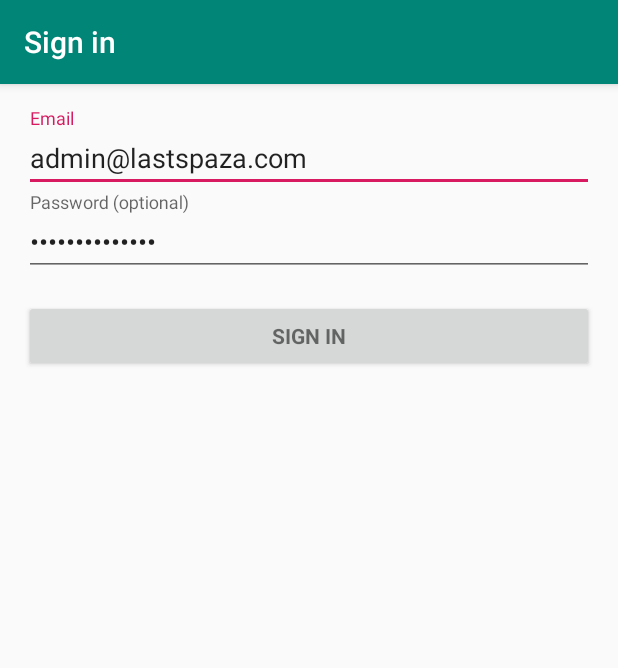
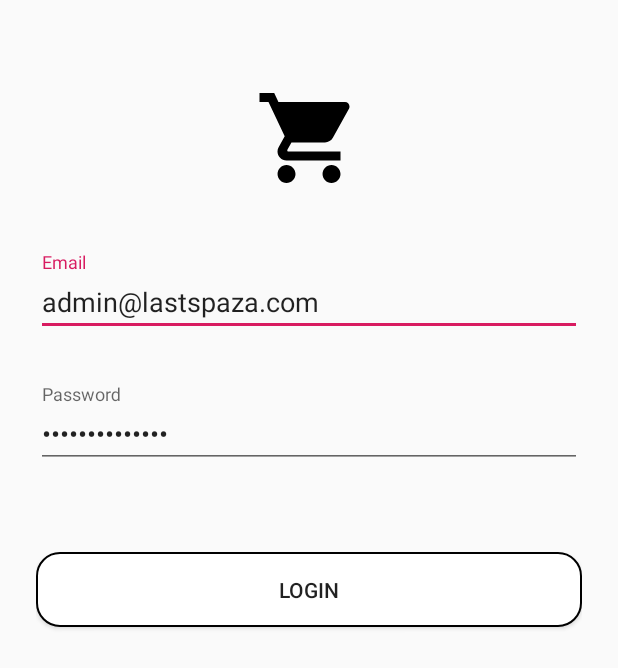
Before and after one commit to Mafisalawrence/LastMySpaza, an Android app: the screen it shows after launch (LoginActivity), on a phone screen of 412 x 824 dp. Shown: the top 668 px of the screen. Run offline under Robolectric (Android 15) with nearby library versions, the phone set to English and light mode, and no system bars; our stand-ins replace Firebase (no records; nobody signed in at launch, a user with empty details on screens opened directly).

Commit message:
Login layout and manager account logic

```diff
--- /dev/null
+++ b/app/src/main/java/com/example/lastmyspaza/Shared/Enums/Roles.java
@@ -0,0 +1,6 @@
+package com.example.lastmyspaza.Shared.Enums;
+
+public enum Roles {
+    Admin,
+    Manager
+}
--- /dev/null
+++ b/app/src/main/res/drawable/button_background.xml
@@ -0,0 +1,15 @@
+<?xml version="1.0" encoding="utf-8"?>
+<!--  res/drawable/rounded_edittext.xml -->
+<shape xmlns:android="http://schemas.android.com/apk/res/android"
+    android:shape="rectangle"
+    android:padding="10dp">
+
+    <solid android:color="#FFFFFF"/>
+    <corners
+        android:bottomRightRadius="15dp"
+        android:bottomLeftRadius="15dp"
+        android:topLeftRadius="15dp"
+        android:topRightRadius="15dp"/>
+
+    <stroke android:width="2px" android:color="#000"/>
+</shape>
--- /dev/null
+++ b/app/src/main/res/drawable/ic_shopping_cart_black_24dp.xml
@@ -0,0 +1,9 @@
+<vector xmlns:android="http://schemas.android.com/apk/res/android"
+        android:width="24dp"
+        android:height="24dp"
+        android:viewportWidth="24.0"
+        android:viewportHeight="24.0">
+    <path
+        android:fillColor="#FF000000"
+        android:pathData="M7,18c-1.1,0 -1.99,0.9 -1.99,2S5.9,22 7,22s2,-0.9 2,-2 -0.9,-2 -2,-2zM1,2v2h2l3.6,7.59 -1.35,2.45c-0.16,0.28 -0.25,0.61 -0.25,0.96 0,1.1 0.9,2 2,2h12v-2L7.42,15c-0.14,0 -0.25,-0.11 -0.25,-0.25l0.03,-0.12 0.9,-1.63h7.45c0.75,0 1.41,-0.41 1.75,-1.03l3.58,-6.49c0.08,-0.14 0.12,-0.31 0.12,-0.48 0,-0.55 -0.45,-1 -1,-1L5.21,4l-0.94,-2L1,2zM17,18c-1.1,0 -1.99,0.9 -1.99,2s0.89,2 1.99,2 2,-0.9 2,-2 -0.9,-2 -2,-2z"/>
+</vector>
--- a/app/src/main/res/layout/activity_login.xml
+++ b/app/src/main/res/layout/activity_login.xml
@@ -1,63 +1,69 @@
 <?xml version="1.0" encoding="utf-8"?>
-<LinearLayout xmlns:android="http://schemas.android.com/apk/res/android"
-    xmlns:tools="http://schemas.android.com/tools"
-    android:layout_width="match_parent"
-    android:layout_height="match_parent"
-    android:gravity="center_horizontal"
-    android:orientation="vertical"
-    android:paddingLeft="@dimen/activity_horizontal_margin"
-    android:paddingTop="@dimen/activity_vertical_margin"
-    android:paddingRight="@dimen/activity_horizontal_margin"
-    android:paddingBottom="@dimen/activity_vertical_margin"
-    tools:context=".Shared.LoginActivity">
+<ScrollView xmlns:android="http://schemas.android.com/apk/res/android"
+    android:layout_width="fill_parent"
+    android:layout_height="fill_parent"
+    android:fitsSystemWindows="true">
 
-        <LinearLayout
-            android:id="@+id/email_login_form"
+    <LinearLayout
+        android:orientation="vertical"
+        android:layout_width="match_parent"
+        android:layout_height="wrap_content"
+        android:paddingTop="56dp"
+        android:paddingLeft="24dp"
+        android:paddingRight="24dp">
+
+        <android.support.v7.widget.AppCompatTextView
+            android:background="@drawable/ic_shopping_cart_black_24dp"
+            android:layout_width="72dp"
+            android:layout_height="72dp"
+            android:layout_marginBottom="24dp"
+            android:layout_gravity="center_horizontal" />
+
+        <!--  Email Label -->
+        <android.support.design.widget.TextInputLayout
             android:layout_width="match_parent"
             android:layout_height="wrap_content"
-            android:orientation="vertical">
+            android:layout_marginTop="16dp"
+            android:layout_marginBottom="16dp">
 
-            <android.support.design.widget.TextInputLayout
-                android:layout_width="match_parent"
-                android:layout_height="wrap_content">
-
-                <AutoCompleteTextView
-                    android:id="@+id/email"
-                    android:layout_width="match_parent"
-                    android:layout_height="wrap_content"
-                    android:hint="@string/prompt_email"
-                    android:inputType="textEmailAddress"
-                    android:maxLines="1"
-                    android:singleLine="true" />
-
-            </android.support.design.widget.TextInputLayout>
-
-            <android.support.design.widget.TextInputLayout
-                android:layout_width="match_parent"
-                android:layout_height="wrap_content">
-
-                <EditText
-                    android:id="@+id/password"
-                    android:layout_width="match_parent"
-                    android:layout_height="wrap_content"
-                    android:hint="@string/prompt_password"
-                    android:imeActionId="6"
-                    android:imeActionLabel="@string/action_sign_in_short"
-                    android:imeOptions="actionUnspecified"
-                    android:inputType="textPassword"
-                    android:maxLines="1"
-                    android:singleLine="true" />
-
-            </android.support.design.widget.TextInputLayout>
-
-            <Button
-                android:id="@+id/email_sign_in_button"
-                style="?android:textAppearanceSmall"
+            <EditText android:id="@+id/email"
                 android:layout_width="match_parent"
                 android:layout_height="wrap_content"
-                android:layout_marginTop="16dp"
-                android:text="@string/action_sign_in"
-                android:textStyle="bold" />
+                android:inputType="textEmailAddress"
+                android:hint="Email" />
+        </android.support.design.widget.TextInputLayout>
 
-        </LinearLayout>
-</LinearLayout>
+        <!--  Password Label -->
+        <android.support.design.widget.TextInputLayout
+            android:layout_width="match_parent"
+            android:layout_height="wrap_content"
+            android:layout_marginTop="16dp"
+            android:layout_marginBottom="16dp">
+
+            <EditText android:id="@+id/password"
+                android:layout_width="match_parent"
+                android:layout_height="wrap_content"
+                android:inputType="textPassword"
+                android:hint="Password"/>
+        </android.support.design.widget.TextInputLayout>
+
+        <android.support.v7.widget.AppCompatButton
+            android:id="@+id/email_sign_in_button"
+            android:layout_width="fill_parent"
+            android:layout_height="wrap_content"
+            android:layout_marginTop="40dp"
+            android:layout_marginBottom="24dp"
+            android:padding="15dp"
+            android:text="Login"
+            android:background="@drawable/button_background"/>
+
+        <!--<TextView android:id="@+id/link_signup"-->
+            <!--android:layout_width="fill_parent"-->
+            <!--android:layout_height="wrap_content"-->
+            <!--android:layout_marginBottom="24dp"-->
+            <!--android:text="No account yet? Create one"-->
+            <!--android:gravity="center"-->
+            <!--android:textSize="16dip"/>-->
+
+    </LinearLayout>
+</ScrollView>
--- a/app/src/main/res/values/styles.xml
+++ b/app/src/main/res/values/styles.xml
@@ -1,7 +1,7 @@
 <resources>
 
     <!-- Base application theme. -->
-    <style name="AppTheme" parent="Theme.AppCompat.Light.DarkActionBar">
+    <style name="AppTheme" parent="Theme.AppCompat.Light.NoActionBar">
         <!-- Customize your theme here. -->
         <item name="colorPrimary">@color/colorPrimary</item>
         <item name="colorPrimaryDark">@color/colorPrimaryDark</item>
```
Also changed, not shown: app/src/main/java/com/example/lastmyspaza/Shared/Fragments/AccountFragment.java (+6 -5 lines), app/src/main/java/com/example/lastmyspaza/Shared/LoginActivity.java (+60 -26 lines), app/src/main/res/drawable/brand_logo.xml (added, +14 -0 lines), app/src/main/res/drawable/text_input_background.xml (added, +15 -0 lines).
